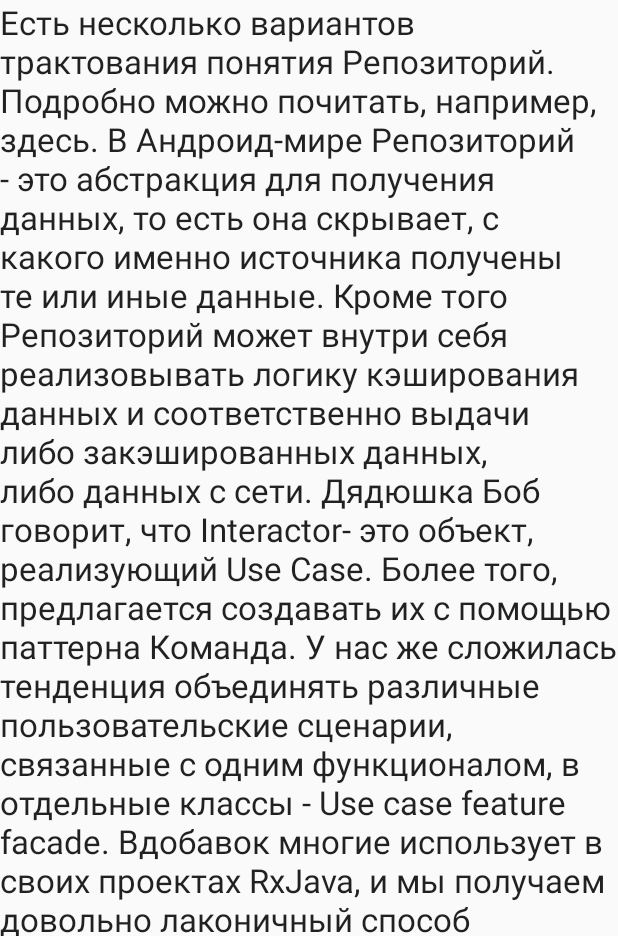
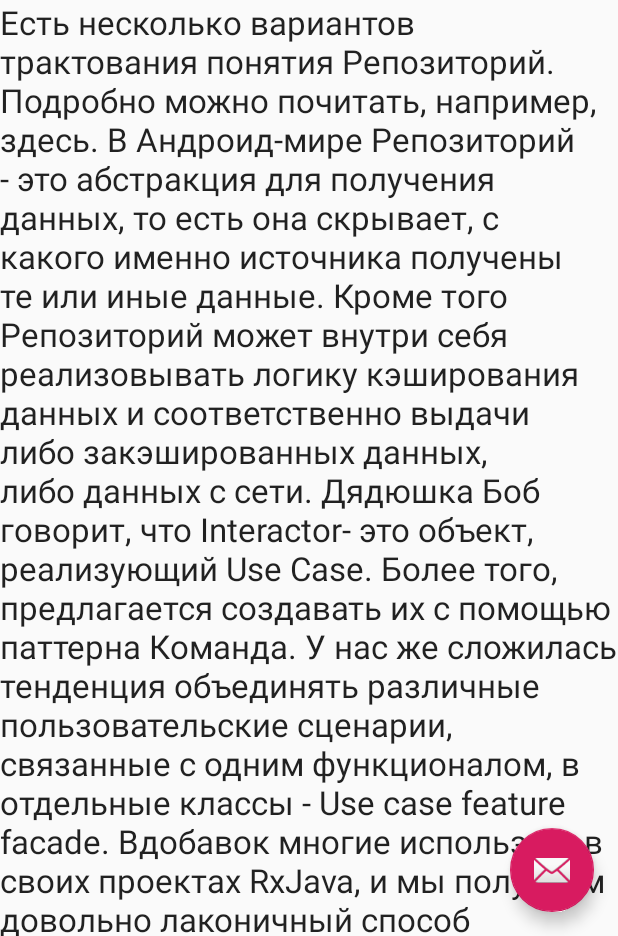
Before and after one commit to maklakovss/Imaginarium, an Android app: the screen it shows after launch (CollapsingActivity), on a phone screen of 412 x 824 dp, the part 300-1236 px from its top. Run offline under Robolectric (Android 15) with nearby library versions, the phone set to English and light mode, and no system bars.

Commit message:
добавлено скрытие FAB при скроле

```diff
--- a/app/src/main/res/layout/activity_collapsing.xml
+++ b/app/src/main/res/layout/activity_collapsing.xml
@@ -38,7 +38,7 @@
 
     <android.support.v4.widget.NestedScrollView
             android:layout_width="match_parent"
-            app:layout_behavior="@string/appbar_scrolling_view_behavior"
+            app:layout_behavior="android.support.design.widget.AppBarLayout$ScrollingViewBehavior"
             android:layout_height="wrap_content">
         <ScrollView
                 android:layout_width="match_parent"
@@ -51,4 +51,13 @@
 
         </ScrollView>
     </android.support.v4.widget.NestedScrollView>
+    <android.support.design.widget.FloatingActionButton
+            android:id="@+id/fab"
+            android:layout_width="wrap_content"
+            android:layout_height="wrap_content"
+            android:layout_gravity="bottom|end"
+            android:layout_margin="16dp"
+            app:srcCompat="@android:drawable/ic_dialog_email"
+            app:layout_behavior=".FABHideBehavior"/>
+
 </android.support.design.widget.CoordinatorLayout>
```
Also changed, not shown: app/src/main/java/com/mss/imaginarium/FABHideBehavior.kt (added, +41 -0 lines).
